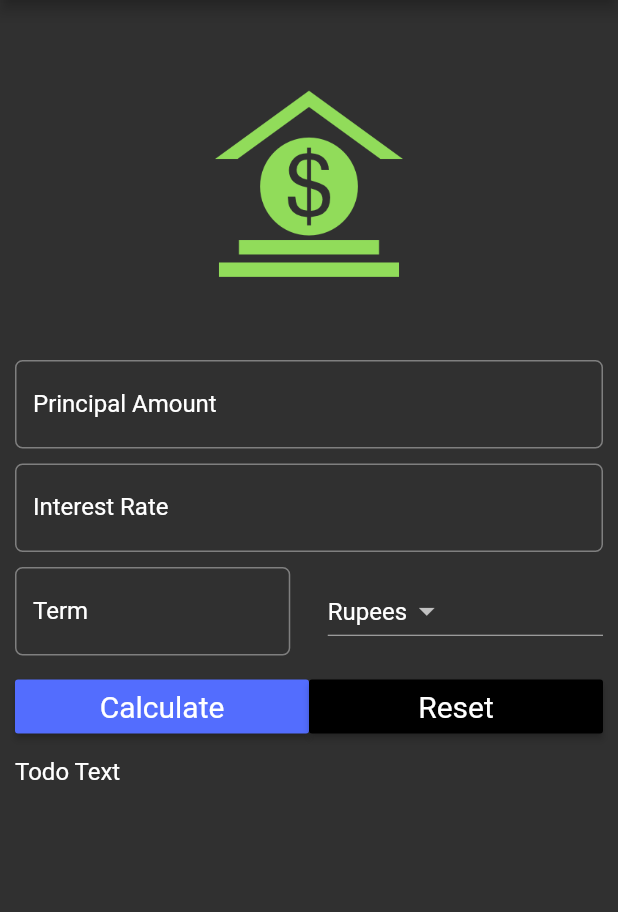
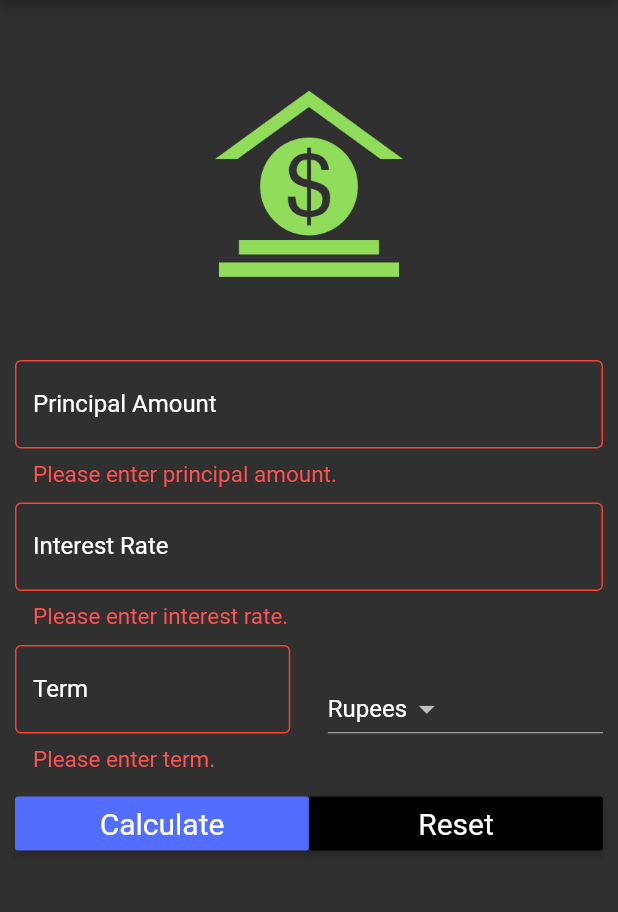
Before and after one commit to Saishrey/Simple-Interest-Calculator, a Flutter app: the screen it shows after launch, after a tap on "Calculate", on a phone screen of 412 x 824 dp, the part 84-996 px from its top. Run offline on Flutter 3.47's test engine with Material 2 defaults, Android fonts, the phone set to English and light mode, and no system bars.

Commit message:
Simple interest app

```diff
--- a/lib/main.dart
+++ b/lib/main.dart
@@ -24,10 +24,24 @@ class SIForm extends StatefulWidget {
 }
 
 class _SIFormState extends State<SIForm> {
+  var _formKey = GlobalKey<FormState>();
+
   var _currencies = ['Rupees', 'Dollars', 'Pounds'];
   final _minimumPadding = 5.0;
 
-  var _currentItemSelected = 'Rupees';
+  var _currentItemSelected = '';
+
+  @override
+  void initState() {
+    super.initState();
+    _currentItemSelected = _currencies[0];
+  }
+
+  TextEditingController principalController = TextEditingController();
+  TextEditingController interestRateController = TextEditingController();
+  TextEditingController termController = TextEditingController();
+
+  var displayResult = '';
 
   @override
   Widget build(BuildContext context) {
@@ -38,21 +52,39 @@ class _SIFormState extends State<SIForm> {
       appBar: AppBar(
         title: Text("Simple Interest Calculator"),
       ),
-      body: Container(
-        margin: EdgeInsets.all(_minimumPadding * 2.0),
+      body: Form(
+        key: _formKey,
+        child: Padding(
+          padding: EdgeInsets.all(_minimumPadding * 2.0),
           child: ListView(
             children: <Widget>[
               getImageAsset(),
               Padding(
                 padding: EdgeInsets.only(
                     top: _minimumPadding, bottom: _minimumPadding),
-              child: TextField(
+                child: TextFormField(
+                  validator: (value) {
+                    if(value == null || value.isEmpty) {
+                      return 'Please enter principal amount.';
+                    }
+                    return null;
+                  },
                   style: textStyle,
+                  controller: principalController,
                   keyboardType: TextInputType.number,
                   decoration: InputDecoration(
                       labelText: 'Principal Amount',
                       hintText: 'Enter Principal e.g. 12000',
                       labelStyle: textStyle,
+                      errorBorder: OutlineInputBorder(
+                          borderSide: BorderSide(
+                            color: Colors.red,
+                          )
+                      ),
+                      errorStyle: const TextStyle(
+                        color: Colors.redAccent,
+                        fontSize: 15.0,
+                      ),
                       border: OutlineInputBorder(
                         borderRadius: BorderRadius.circular(5.0),
                       )),
@@ -61,12 +93,28 @@ class _SIFormState extends State<SIForm> {
               Padding(
                 padding: EdgeInsets.only(
                     top: _minimumPadding, bottom: _minimumPadding),
-              child: TextField(
+                child: TextFormField(
                   style: textStyle,
+                  validator: (value) {
+                    if(value == null || value.isEmpty) {
+                      return 'Please enter interest rate.';
+                    }
+                    return null;
+                  },
+                  controller: interestRateController,
                   keyboardType: TextInputType.number,
                   decoration: InputDecoration(
                       labelText: 'Interest Rate',
                       hintText: 'In percent',
+                      errorBorder: OutlineInputBorder(
+                          borderSide: BorderSide(
+                            color: Colors.red,
+                          )
+                      ),
+                      errorStyle: const TextStyle(
+                        color: Colors.redAccent,
+                        fontSize: 15.0,
+                      ),
                       labelStyle: textStyle,
                       border: OutlineInputBorder(
                         borderRadius: BorderRadius.circular(5.0),
@@ -79,13 +127,29 @@ class _SIFormState extends State<SIForm> {
                 child: Row(
                   children: [
                     Expanded(
-                    child: TextField(
+                      child: TextFormField(
                         style: textStyle,
+                        validator: (value) {
+                          if(value == null || value.isEmpty) {
+                            return 'Please enter term.';
+                          }
+                          return null;
+                        },
+                        controller: termController,
                         keyboardType: TextInputType.number,
                         decoration: InputDecoration(
                             labelText: 'Term',
-                          hintText: 'Time in years',
+                            hintText: 'Term in years',
                             labelStyle: textStyle,
+                            errorBorder: OutlineInputBorder(
+                              borderSide: BorderSide(
+                                color: Colors.red,
+                              )
+                            ),
+                            errorStyle: const TextStyle(
+                              color: Colors.redAccent,
+                              fontSize: 15.0,
+                            ),
                             border: OutlineInputBorder(
                               borderRadius: BorderRadius.circular(5.0),
                             )),
@@ -112,28 +176,41 @@ class _SIFormState extends State<SIForm> {
               ),
               Padding(
                 padding: EdgeInsets.only(
-                  top: _minimumPadding, bottom: _minimumPadding
-              ),
+                    top: _minimumPadding, bottom: _minimumPadding),
                 child: Row(
                   children: [
                     Expanded(
                       child: RaisedButton(
                         color: Theme.of(context).accentColor,
                         textColor: Theme.of(context).primaryColorDark,
-                      child: Text('Calculate',
+                        child: Text(
+                          'Calculate',
                           style: textStyle,
-                        textScaleFactor: 1.25,),
-                      onPressed: () {},
+                          textScaleFactor: 1.25,
+                        ),
+                        onPressed: () {
+                          setState(() {
+                            if(_formKey.currentState?.validate() != null) {
+                              this.displayResult = _calculateTotalReturns();
+                            }
+                          });
+                        },
                       ),
                     ),
                     Expanded(
                       child: RaisedButton(
                         color: Theme.of(context).primaryColorDark,
                         textColor: Theme.of(context).primaryColorLight,
-                      child: Text('Reset',
+                        child: Text(
+                          'Reset',
                           style: textStyle,
-                        textScaleFactor: 1.25,),
-                      onPressed: () {},
+                          textScaleFactor: 1.25,
+                        ),
+                        onPressed: () {
+                          setState(() {
+                            _reset();
+                          });
+                        },
                       ),
                     ),
                   ],
@@ -141,11 +218,14 @@ class _SIFormState extends State<SIForm> {
               ),
               Padding(
                 padding: EdgeInsets.only(
-                  top: _minimumPadding, bottom: _minimumPadding
+                    top: _minimumPadding, bottom: _minimumPadding),
+                child: Text(
+                  this.displayResult,
+                  style: textStyle,
                 ),
-              child: Text("Todo Text", style: textStyle,),
               ),
             ],
+          ),
         ),
       ),
     );
@@ -170,4 +250,27 @@ class _SIFormState extends State<SIForm> {
       this._currentItemSelected = newValueSelected;
     });
   }
+
+  String _calculateTotalReturns() {
+    double principal = double.parse(principalController.text);
+    double interestRate = double.parse(interestRateController.text);
+    double term = double.parse(termController.text);
+
+    double totalAmountPayable =
+        principal + (principal * interestRate * term) / 100;
+
+    String result =
+        'After ${term.toInt()} years, your investment will be worth $totalAmountPayable $_currentItemSelected';
+
+    return result;
   }
+
+  void _reset() {
+    principalController.text = '';
+    interestRateController.text = '';
+    termController.text = '';
+    displayResult = '';
+
+    _currentItemSelected = _currencies[0];
+  }
+}
```
Lines whose indentation alone changed are shown as unchanged.
